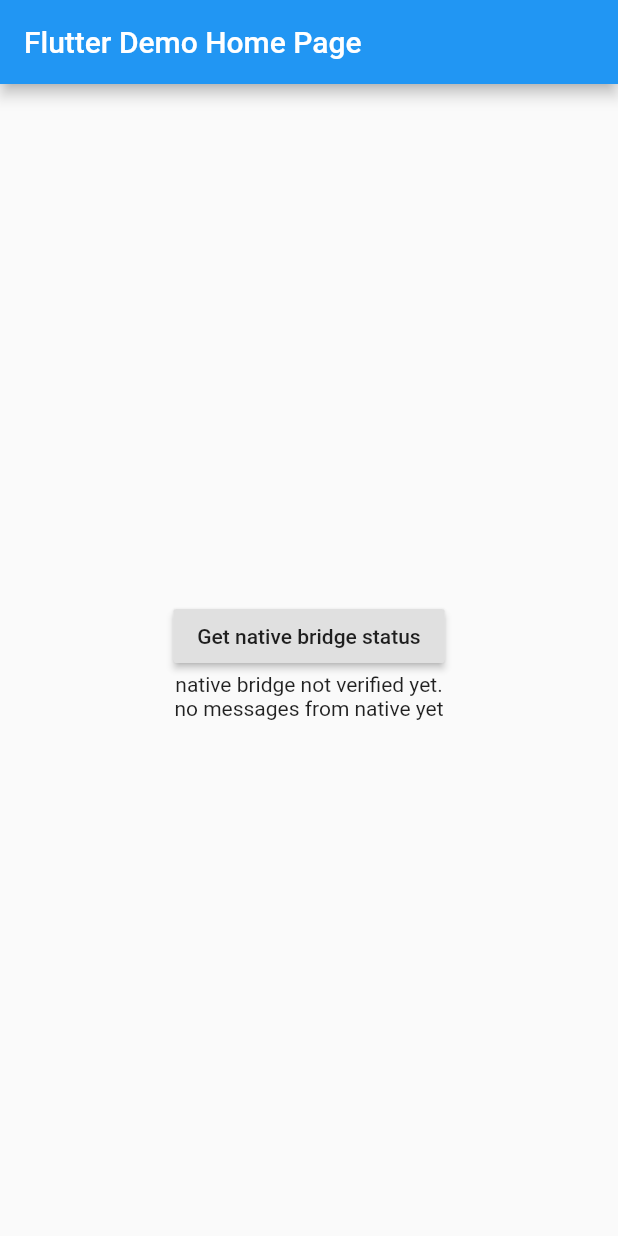
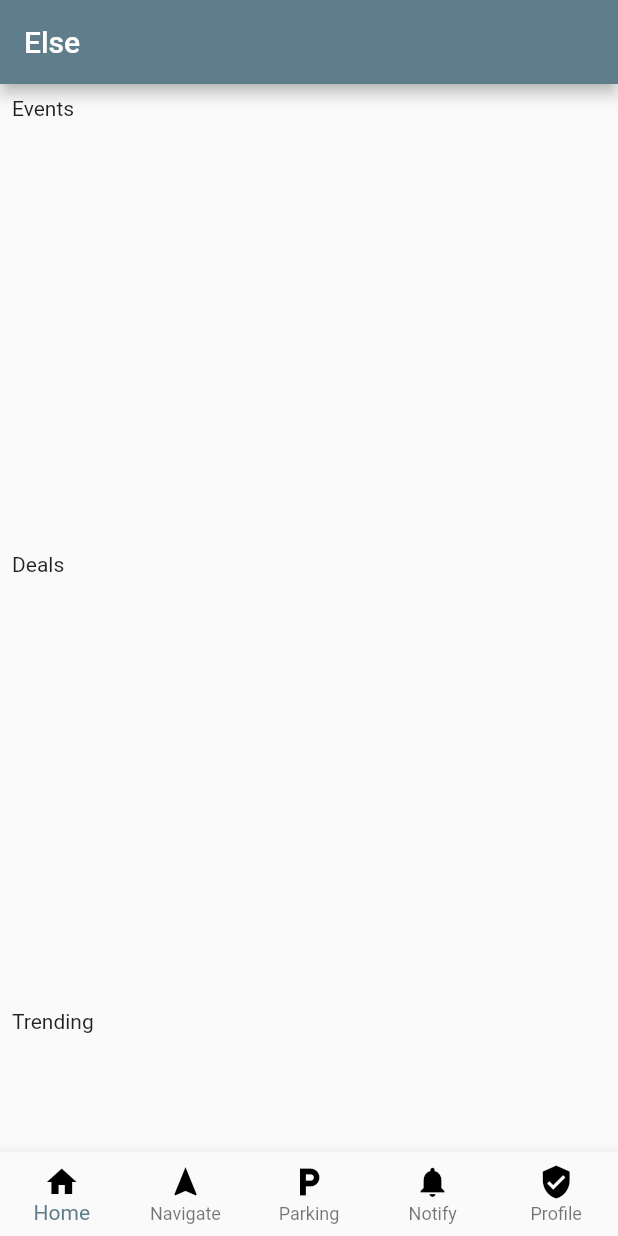
Before and after one commit to elseAdmin/elseFlutter, a Flutter app: the screen it shows after launch, on a phone screen of 412 x 824 dp. Run offline on Flutter 3.47's test engine with Material 2 defaults, Android fonts, the phone set to English and light mode, and no system bars; our stand-ins replace cloud_firestore, firebase_auth, firebase_database, logger; accounts and stored records are empty.

Commit message:
1. firestone confiured 2. realtime database configured 3.templates of Horsiontal list and scroll view 4. bottom naviagtion bar 5. jumping to other screens

```diff
--- /dev/null
+++ b/lib/Models/base_model.dart
@@ -0,0 +1,3 @@
+class BaseModel{
+  String url;
+}
--- /dev/null
+++ b/lib/Models/events_model.dart
@@ -0,0 +1,22 @@
+import 'package:firebase_database/firebase_database.dart';
+
+import 'base_model.dart';
+
+class EventModel extends BaseModel{
+  String id;
+  String name;
+  String description;
+  String status;
+  DateTime startDate;
+  DateTime endDate;
+  final String Heading = "Events";
+
+  EventModel(DataSnapshot snapshot){
+    this.id  = snapshot.key;
+    this.url = snapshot.value['url'];
+    this.name = snapshot.value['name'];
+    this.description = snapshot.value['description'];
+    this.status = snapshot.value['status'];
+    //parse dates
+  }
+}
--- /dev/null
+++ b/lib/basicElements/bottom_nav_bar.dart
@@ -0,0 +1,72 @@
+import 'package:flutter/cupertino.dart';
+import 'package:else_app_two/navigationBarScreens/navigation_screen.dart';
+import 'package:flutter/material.dart';
+//use this widget to add bottom navigation bar to any screen
+class BottomNavBar extends StatelessWidget{
+  int _cIndex = 0;
+  BuildContext context;
+  BottomNavBar(BuildContext context){
+    this.context = context;
+  }
+  void _handleBottomNavigationTab(index) {
+    switch(index){
+      case 0:
+        break;
+      case 1:
+        Navigator.push(
+            context,
+            MaterialPageRoute(builder: (context) => SecondPage()));
+        break;
+      case 2:
+        break;
+      case 3:
+        break;
+      case 4:
+        break;
+    }
+  }
+  @override
+  Widget build(BuildContext context) {
+    return BottomNavigationBar(
+      currentIndex: _cIndex,
+      type: BottomNavigationBarType.fixed ,
+      //backgroundColor: Colors.blueGrey,
+      items: [
+        BottomNavigationBarItem(
+            icon: Icon(Icons.home,color: Color.fromARGB(255, 0, 0, 0)),
+            title: new Text('Home', style: TextStyle(
+              color: Colors.blue,
+            ))
+        ),
+        BottomNavigationBarItem(
+            icon: Icon(Icons.navigation,color: Color.fromARGB(255, 0, 0, 0)),
+            title: new Text('Navigate', style: TextStyle(
+              color: Colors.blue,
+            ))
+        ),
+        BottomNavigationBarItem(
+            icon: Icon(Icons.local_parking,color: Color.fromARGB(255, 0, 0, 0)),
+            title: new Text('Parking', style: TextStyle(
+              color: Colors.blue,
+            ))
+        ),
+        BottomNavigationBarItem(
+            icon: Icon(Icons.notifications,color: Color.fromARGB(255, 0, 0, 0)),
+            title: new Text('Notify', style: TextStyle(
+              color: Colors.blue,
+            ))
+        ),
+        BottomNavigationBarItem(
+            icon: Icon(Icons.verified_user,color: Color.fromARGB(255, 0, 0, 0)),
+            title: new Text('Profile', style: TextStyle(
+              color: Colors.blue,
+            ))
+        )
+      ],
+      onTap: (index){
+        _handleBottomNavigationTab(index);
+      },
+    );
+  }
+
+}
--- /dev/null
+++ b/lib/basicElements/horizontal_list.dart
@@ -0,0 +1,31 @@
+import 'package:else_app_two/Models/base_model.dart';
+import 'package:flutter/material.dart';
+
+class HorizontalList extends StatelessWidget {
+  final List<BaseModel> events;
+
+  HorizontalList(List<BaseModel> events) : this.events = events;
+
+  //write a builder over this widget which takes in item list etc and prepares a widget
+
+  @override
+  Widget build(BuildContext context) {
+    // TODO: implement build
+    return Container(
+      padding: EdgeInsets.symmetric(horizontal: 16.0, vertical: 24.0),
+      height: MediaQuery.of(context).size.height * 0.35,
+      child: ListView.builder(
+          scrollDirection: Axis.horizontal,
+          itemCount: events.length,
+          itemBuilder: (context, index) {
+            return Container(
+              width: MediaQuery.of(context).size.width * 0.6,
+              child: Card(
+                child: Container(
+                    child: Image(image: NetworkImage(events[index].url))),
+              ),
+            );
+          }),
+    );
+  }
+}
--- /dev/null
+++ b/lib/firebaseUtil/database_manager.dart
@@ -0,0 +1,23 @@
+import 'package:cloud_firestore/cloud_firestore.dart';
+import 'package:firebase_database/firebase_database.dart';
+
+class DatabaseManager {
+  Firestore store;
+  DatabaseReference eventDatabase;
+  DatabaseManager(){
+    if(store==null) {
+      store = Firestore.instance;
+    }
+    if(eventDatabase==null) {
+      eventDatabase = FirebaseDatabase.instance.reference().child('unityOneRohini').child('eventStaticData');
+    }
+  }
+  void addUser() async {
+    await store.collection("users").document("1").setData({
+      'username': 'suhail'
+    });
+  }
+  DatabaseReference getEventsDBRef(){
+    return eventDatabase;
+  }
+}
--- a/lib/main.dart
+++ b/lib/main.dart
@@ -1,7 +1,22 @@
+import 'dart:developer';
+
+import 'package:else_app_two/basicElements/bottom_nav_bar.dart';
+import 'package:else_app_two/firebaseUtil/database_manager.dart';
+import 'package:firebase_database/firebase_database.dart';
 import 'package:flutter/material.dart';
 import 'dart:async';
+import 'package:else_app_two/basicElements/horizontal_list.dart';
 import 'package:flutter/services.dart';
-void main() => runApp(MyApp());
+import 'package:logger/logger.dart';
+
+import 'Models/events_model.dart';
+
+void main() {
+  runApp(MaterialApp(
+    title: 'Else',
+    home: MyApp(),
+  ));
+}
 
 class MyApp extends StatelessWidget {
   // This widget is the root of your application.
@@ -10,18 +25,9 @@
     return MaterialApp(
       title: 'Flutter Demo',
       theme: ThemeData(
-        // This is the theme of your application.
-        //
-        // Try running your application with "flutter run". You'll see the
-        // application has a blue toolbar. Then, without quitting the app, try
-        // changing the primarySwatch below to Colors.green and then invoke
-        // "hot reload" (press "r" in the console where you ran "flutter run",
-        // or simply save your changes to "hot reload" in a Flutter IDE).
-        // Notice that the counter didn't reset back to zero; the application
-        // is not restarted.
-        primarySwatch: Colors.blue,
+        primarySwatch: Colors.blueGrey,
       ),
-      home: MyHomePage(title: 'Flutter Demo Home Page'),
+      home: MyHomePage(title: 'Else'),
     );
   }
 }
@@ -45,16 +51,26 @@
 }
 
 class _MyHomePageState extends State<MyHomePage> {
+  DatabaseManager manager = new DatabaseManager();
+  final List<String> headings = ['Events', 'Deals', 'Trending'];
+  final List<EventModel> eventList = new List();
+  final logger = Logger();
+  @override
+  void initState() {
+    super.initState();
+    manageEventList();
+  }
   //receiving messages from native code.
   String _messageFromNative = 'no messages from native yet';
-  static const mainActivityFromPlatform = const MethodChannel(
-      'com.else.apis.from.native.mainActivity');
+  static const mainActivityFromPlatform =
+      const MethodChannel('com.else.apis.from.native.mainActivity');
+
   _MyHomePageState() {
     mainActivityFromPlatform.setMethodCallHandler(_handleMethod);
   }
+
   Future<dynamic> _handleMethod(MethodCall call) async {
-
-    switch(call.method) {
+    switch (call.method) {
       case "foundBeacons":
         setState(() {
           _messageFromNative = call.arguments;
@@ -63,14 +79,50 @@
     }
   }
 
+//status check
+
+  void manageEventList() {
+    manager.getEventsDBRef().onChildAdded.listen(_newEventAdded);
+    manager.getEventsDBRef().onChildChanged.listen(_updateEvent);
+  }
+
+  void _updateEvent(Event event) {
+    EventModel newEvent = new EventModel(event.snapshot);
+    if (eventList.contains(newEvent)) {
+      if(newEvent.status=='inactive')
+      setState(() {
+        eventList.remove(newEvent);
+      });
+    }
+  }
+
+  void _newEventAdded(Event event) {
+    EventModel newEvent = new EventModel(event.snapshot);
+    if (newEvent.status == 'active') {
+      setState(() {
+        eventList.add(newEvent);
+      });
+    } else if (newEvent.status == 'inactive') {
+      if (eventList.contains(newEvent)) {
+        setState(() {
+          eventList.remove(newEvent);
+        });
+
+      }
+    }
+  }
+
   //invoking native methods from dart code.
   String _bridgeStatus = 'native bridge not verified yet.';
-  static const mainActivityToPlatform = const MethodChannel('com.else.apis.to.native.mainActivity');
+  static const mainActivityToPlatform =
+      const MethodChannel('com.else.apis.to.native.mainActivity');
+
   Future<void> _getBridgeStatus() async {
     String bridgeStatus;
     try {
-      final String result = await mainActivityToPlatform.invokeMethod('nativeBridging');
-      bridgeStatus = 'Bridge status : '+result;
+      final String result =
+          await mainActivityToPlatform.invokeMethod('nativeBridging');
+      bridgeStatus = 'Bridge status : ' + result;
     } on PlatformException catch (e) {
       bridgeStatus = "Failed to bridge to native '${e.message}'.";
     }
@@ -79,7 +131,6 @@
       _bridgeStatus = bridgeStatus;
     });
   }
-
 
   @override
   Widget build(BuildContext context) {
@@ -95,35 +146,24 @@
         // the App.build method, and use it to set our appbar title.
         title: Text(widget.title),
       ),
-      body: Center(
-        // Center is a layout widget. It takes a single child and positions it
-        // in the middle of the parent.
-        child: Column(
-          // Column is also a layout widget. It takes a list of children and
-          // arranges them vertically. By default, it sizes itself to fit its
-          // children horizontally, and tries to be as tall as its parent.
-          //
-          // Invoke "debug painting" (press "p" in the console, choose the
-          // "Toggle Debug Paint" action from the Flutter Inspector in Android
-          // Studio, or the "Toggle Debug Paint" command in Visual Studio Code)
-          // to see the wireframe for each widget.
-          //
-          // Column has various properties to control how it sizes itself and
-          // how it positions its children. Here we use mainAxisAlignment to
-          // center the children vertically; the main axis here is the vertical
-          // axis because Columns are vertical (the cross axis would be
-          // horizontal).
-          mainAxisAlignment: MainAxisAlignment.center,
-          children: <Widget>[
-            RaisedButton(
-              child: Text('Get native bridge status'),
-              onPressed: _getBridgeStatus,
-            ),
-            Text(_bridgeStatus),
-            Text(_messageFromNative),
-          ],
-        ),
-      ), // This trailing comma makes auto-formatting nicer for build methods.
+      body: ListView(
+        padding: const EdgeInsets.all(8),
+        children: <Widget>[
+          Text('Events'),
+         HorizontalList(eventList),
+          Text('Deals'),
+          HorizontalList(eventList),
+          Text('Trending'),
+          HorizontalList(eventList),
+        ],
+      ),
+      bottomNavigationBar: BottomNavBar(context),
+      // This trailing comma makes auto-formatting nicer for build methods.
     );
   }
 }
+/*Wrap(
+        // Center is a layout widget. It takes a single child and positions it
+        // in the middle of the parent.
+        children: <Widget>[Text('Events'), HorizontalList(eventList), Text('Deals'),HorizontalList(eventList)],
+      )*/
--- /dev/null
+++ b/lib/navigationBarScreens/profile.dart
@@ -0,0 +1,10 @@
+import 'package:flutter/material.dart';
+
+class Profile extends StatelessWidget {
+  @override
+  Widget build(BuildContext context) {
+    // TODO: implement build
+    return null;
+  }
+
+}
```
Also changed, not shown: lib/firebaseUtil/oauth_manager.dart (added, +8 -0 lines), lib/navigationBarScreens/navigation_screen.dart (added, +52 -0 lines), pubspec.yaml (+7 -1 lines), pubspec.lock, 16 other files.
